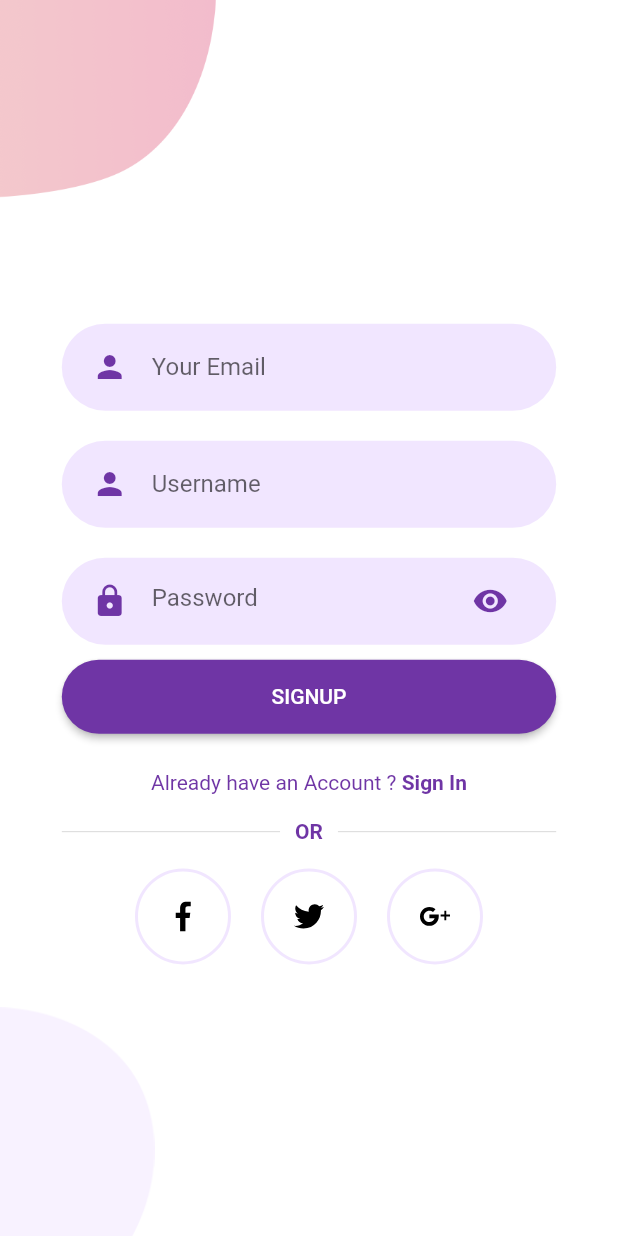
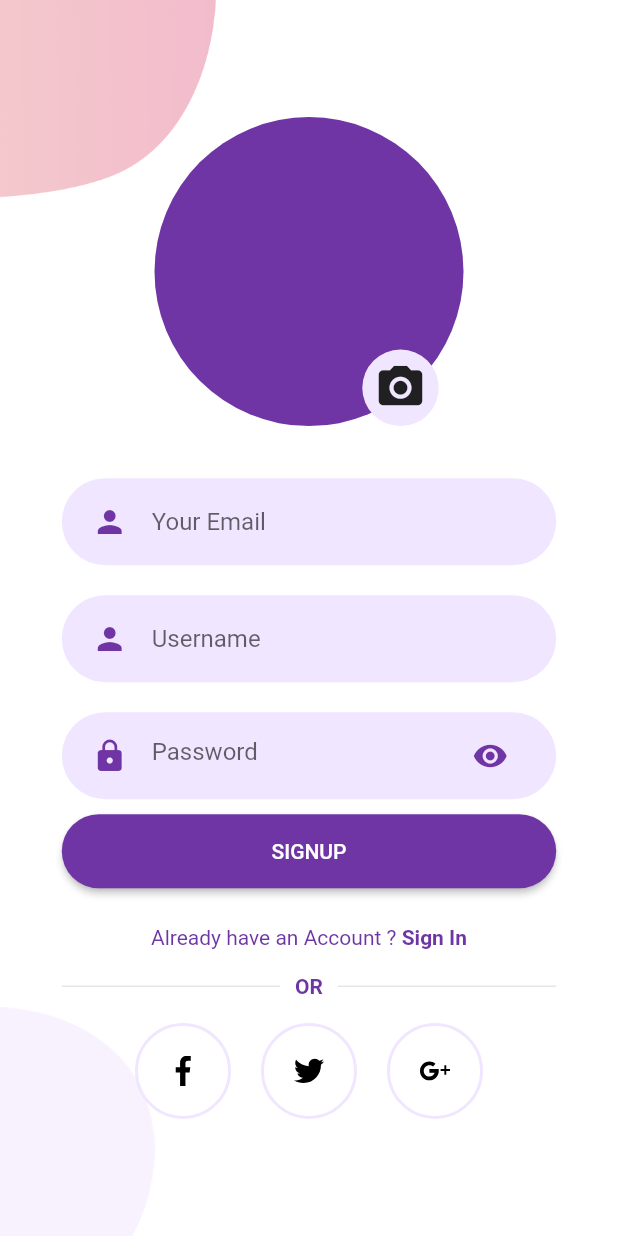
Before and after one commit to Kshitij-25/Firebase-Chat, a Flutter app: the SignUpScreen screen opened by its route, on a phone screen of 412 x 824 dp. Run offline on Flutter 3.47's test engine with Material 2 defaults, Android fonts, the phone set to English and light mode, and no system bars; our stand-ins replace cloud_firestore, firebase_auth, flutter_svg, image_picker; accounts and stored records are empty.

Commit message:
image picker

```diff
--- a/lib/screens/Login/components/body.dart
+++ b/lib/screens/Login/components/body.dart
@@ -32,7 +32,7 @@ class _BodyState extends State<Body> {
 
   void _trySubmit() {
     final isValid = _formKey.currentState.validate();
-    // Focus.of(context).unfocus();
+    Focus.of(context).unfocus();
     if (isValid) {
       _formKey.currentState.save();
       widget.submitFn(
--- a/lib/screens/Signup/components/body.dart
+++ b/lib/screens/Signup/components/body.dart
@@ -1,12 +1,14 @@
+import 'dart:io' show Platform;
 import 'package:chat_app/components/already_have_an_account_acheck.dart';
-import 'package:chat_app/components/rounded_button.dart';
+
 import 'package:chat_app/components/rounded_input_field.dart';
 import 'package:chat_app/components/rounded_password_field.dart';
 import 'package:chat_app/constants.dart';
 import 'package:chat_app/screens/Login/login_screen.dart';
+import 'package:chat_app/widgets/pickers/user_image_picker.dart';
 import 'package:flutter/material.dart';
-import 'package:flutter_svg/svg.dart';
 
+import '../../../constants.dart';
 import 'background.dart';
 import 'or_divider.dart';
 import 'social_icon.dart';
@@ -35,7 +37,7 @@ class _BodyState extends State<Body> {
 
   void _trySubmit() {
     final isValid = _formKey.currentState.validate();
-    // Focus.of(context).unfocus();
+    Focus.of(context).unfocus();
     if (isValid) {
       _formKey.currentState.save();
       widget.submitFn(
@@ -57,6 +59,7 @@ class _BodyState extends State<Body> {
           child: Column(
             mainAxisAlignment: MainAxisAlignment.center,
             children: <Widget>[
+              UserImagePicker(),
               SizedBox(height: size.height * 0.03),
               RoundedInputField(
                 hintText: "Your Email",
@@ -128,10 +131,15 @@ class _BodyState extends State<Body> {
                     iconSrc: "assets/icons/facebook.svg",
                     press: () {},
                   ),
-                  SocalIcon(
-                    iconSrc: "assets/icons/twitter.svg",
-                    press: () {},
-                  ),
+                  !Platform.isIOS
+                      ? SocalIcon(
+                          iconSrc: "assets/icons/twitter.svg",
+                          press: () {},
+                        )
+                      : SocalIcon(
+                          iconSrc: "assets/icons/apple.svg",
+                          press: () {},
+                        ),
                   SocalIcon(
                     iconSrc: "assets/icons/google-plus.svg",
                     press: () {},
--- a/lib/widgets/message_bubble.dart
+++ b/lib/widgets/message_bubble.dart
@@ -1,5 +1,4 @@
 import 'package:chat_app/constants.dart';
-import 'package:cloud_firestore/cloud_firestore.dart';
 import 'package:flutter/material.dart';
 
 class MessageBubble extends StatelessWidget {
--- /dev/null
+++ b/lib/widgets/pickers/user_image_picker.dart
@@ -0,0 +1,90 @@
+import 'dart:io';
+
+import 'package:flutter/material.dart';
+import 'package:image_picker/image_picker.dart';
+
+import '../../constants.dart';
+
+class UserImagePicker extends StatefulWidget {
+  @override
+  _UserImagePickerState createState() => _UserImagePickerState();
+}
+
+class _UserImagePickerState extends State<UserImagePicker> {
+  File _image;
+
+  final picker = ImagePicker();
+  void _pickImage() async {
+    final pickedImage = await picker.getImage(source: ImageSource.gallery);
+
+    final pickedImageFile = File(pickedImage.path);
+    setState(() {
+      _image = pickedImageFile;
+    });
+  }
+
+  void _takePhoto() async {
+    final takePhoto = await picker.getImage(source: ImageSource.camera);
+    final takePhotoFile = File(takePhoto.path);
+    setState(() {
+      _image = takePhotoFile;
+    });
+  }
+
+  @override
+  Widget build(BuildContext context) {
+    return Container(
+      child: Stack(
+        children: [
+          CircleAvatar(
+            radius: MediaQuery.of(context).size.width * .25,
+            backgroundColor: kPrimaryColor,
+            backgroundImage: _image != null ? FileImage(_image) : null,
+          ),
+          Positioned(
+            bottom: 0,
+            right: MediaQuery.of(context).size.width * .04,
+            child: Container(
+              decoration: BoxDecoration(
+                color: kPrimaryLightColor,
+                borderRadius: BorderRadius.circular(30),
+              ),
+              child: IconButton(
+                iconSize: 35,
+                icon: Icon(Icons.camera_alt),
+                onPressed: () {
+                  showModalBottomSheet(
+                    shape: RoundedRectangleBorder(
+                      borderRadius: BorderRadius.only(
+                        topLeft: Radius.circular(15),
+                        topRight: Radius.circular(15),
+                      ),
+                    ),
+                    context: context,
+                    builder: (BuildContext ctx) {
+                      return Column(
+                        mainAxisSize: MainAxisSize.min,
+                        children: <Widget>[
+                          ListTile(
+                            leading: Icon(Icons.image),
+                            title: Text('Choose from library'),
+                            onTap: _pickImage,
+                          ),
+                          ListTile(
+                            leading: Icon(Icons.image),
+                            title: Text('Take photo'),
+                            onTap: _takePhoto,
+                          ),
+                        ],
+                      );
+                    },
+                  );
+                },
+              ),
+            ),
+          )
+        ],
+      ),
+    );
+  }
+}
--- a/pubspec.yaml
+++ b/pubspec.yaml
@@ -31,6 +31,7 @@ dependencies:
   cloud_firestore:
   flutter_svg:
   firebase_auth:
+  image_picker:
 
 dev_dependencies:
   flutter_test:
```
Also changed, not shown: assets/icons/apple.svg (added), pubspec.lock, 3 other files.
